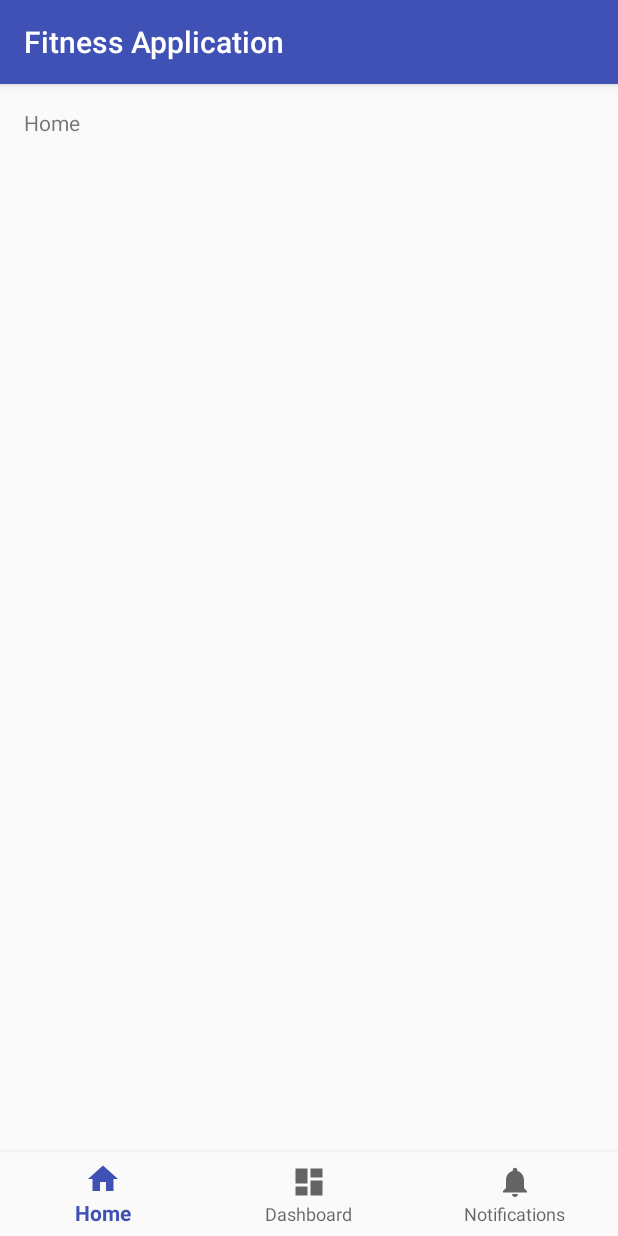
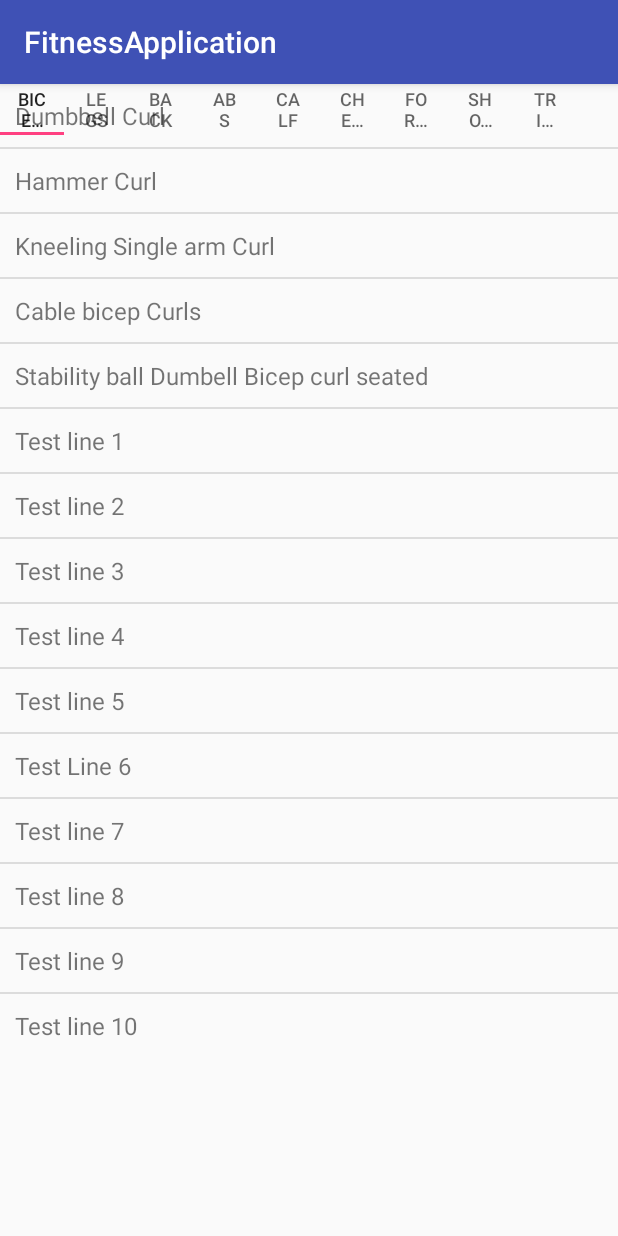
Before and after one commit to Nousername97/Disability-Fitness-App, an Android app: the screen it shows after launch (MainActivity), on a phone screen of 412 x 824 dp. Run offline under Robolectric (Android 15) with nearby library versions, the phone set to English and light mode, and no system bars.

Commit message:
Updated with working main page

```diff
--- a/FitnessApplication/app/build.gradle
+++ b/FitnessApplication/app/build.gradle
@@ -9,7 +9,6 @@ android {
         versionCode 1
         versionName "1.0"
         testInstrumentationRunner "android.support.test.runner.AndroidJUnitRunner"
-        vectorDrawables.useSupportLibrary= true
     }
     buildTypes {
         release {
@@ -22,10 +21,9 @@ android {
 dependencies {
     implementation fileTree(dir: 'libs', include: ['*.jar'])
     implementation 'com.android.support:appcompat-v7:26.1.0'
-    implementation 'com.android.support:design:26.1.0'
     implementation 'com.android.support.constraint:constraint-layout:1.0.2'
-    implementation 'com.android.support:support-vector-drawable:26.1.0'
     testImplementation 'junit:junit:4.12'
     androidTestImplementation 'com.android.support.test:runner:1.0.1'
     androidTestImplementation 'com.android.support.test.espresso:espresso-core:3.0.1'
+    implementation 'com.android.support:design:26.1.0'
 }
--- a/FitnessApplication/app/src/main/AndroidManifest.xml
+++ b/FitnessApplication/app/src/main/AndroidManifest.xml
@@ -9,9 +9,7 @@
         android:roundIcon="@mipmap/ic_launcher_round"
         android:supportsRtl="true"
         android:theme="@style/AppTheme">
-        <activity
-            android:name=".MainActivity"
-            android:label="@string/app_name">
+        <activity android:name=".MainActivity">
             <intent-filter>
                 <action android:name="android.intent.action.MAIN" />
 
--- a/FitnessApplication/app/src/main/java/com/example/chris/fitnessapplication/MainActivity.java
+++ b/FitnessApplication/app/src/main/java/com/example/chris/fitnessapplication/MainActivity.java
@@ -1,44 +1,39 @@
 package com.example.chris.fitnessapplication;
 
+import android.app.LauncherActivity;
+import android.support.design.widget.TabItem;
+import android.support.design.widget.TabLayout;
+import android.support.v7.app.AppCompatActivity;
 import android.os.Bundle;
-import android.support.annotation.NonNull;
-import android.support.design.widget.BottomNavigationView;
-import android.support.v7.app.AppCompatActivity;
-import android.view.MenuItem;
-import android.widget.TextView;
+import android.widget.AdapterView;
+import android.widget.ArrayAdapter;
+import android.widget.ListView;
+import android.widget.TableLayout;
+
+import java.util.ArrayList;
+import java.util.Arrays;
+
 
 public class MainActivity extends AppCompatActivity {
-
-    private TextView mTextMessage;
-
-    private BottomNavigationView.OnNavigationItemSelectedListener mOnNavigationItemSelectedListener
-            = new BottomNavigationView.OnNavigationItemSelectedListener() {
-
-        @Override
-        public boolean onNavigationItemSelected(@NonNull MenuItem item) {
-            switch (item.getItemId()) {
-                case R.id.navigation_home:
-                    mTextMessage.setText(R.string.title_home);
-                    return true;
-                case R.id.navigation_dashboard:
-                    mTextMessage.setText(R.string.title_dashboard);
-                    return true;
-                case R.id.navigation_notifications:
-                    mTextMessage.setText(R.string.title_notifications);
-                    return true;
-            }
-            return false;
-        }
-    };
+    private ListView ExersizeList ;
+    private ArrayAdapter<String> listAdapter ;
 
     @Override
     protected void onCreate(Bundle savedInstanceState) {
         super.onCreate(savedInstanceState);
         setContentView(R.layout.activity_main);
+        ExersizeList = (ListView) findViewById(R.id.ExersizeList);
+        String[] bicepsArray = new String[] {"Dumbbell Curl", "Hammer Curl", "Kneeling Single arm Curl",
+                "Cable bicep Curls", "Stability ball Dumbell Bicep curl seated",
+                "Test line 1", "Test line 2", "Test line 3", "Test line 4", "Test line 5",
+                "Test Line 6", "Test line 7", "Test line 8", "Test line 9", "Test line 10" };
+        ArrayList<String> exersizeList = new ArrayList<String>();
+        exersizeList.addAll(Arrays.asList(bicepsArray));
+        listAdapter = new ArrayAdapter<String>(MainActivity.this, R.layout.simplerow, exersizeList);
+        ExersizeList.setAdapter( listAdapter );
 
-        mTextMessage = (TextView) findViewById(R.id.message);
-        BottomNavigationView navigation = (BottomNavigationView) findViewById(R.id.navigation);
-        navigation.setOnNavigationItemSelectedListener(mOnNavigationItemSelectedListener);
+
     }
 
+
 }
--- a/FitnessApplication/app/src/main/res/layout/activity_main.xml
+++ b/FitnessApplication/app/src/main/res/layout/activity_main.xml
@@ -2,32 +2,86 @@
 <android.support.constraint.ConstraintLayout xmlns:android="http://schemas.android.com/apk/res/android"
     xmlns:app="http://schemas.android.com/apk/res-auto"
     xmlns:tools="http://schemas.android.com/tools"
-    android:id="@+id/container"
     android:layout_width="match_parent"
     android:layout_height="match_parent"
     tools:context="com.example.chris.fitnessapplication.MainActivity">
+    <RelativeLayout
+        android:layout_width="match_parent"
+        android:layout_height="match_parent">
 
-    <TextView
-        android:id="@+id/message"
-        android:layout_width="wrap_content"
-        android:layout_height="wrap_content"
-        android:layout_marginLeft="@dimen/activity_horizontal_margin"
-        android:layout_marginStart="@dimen/activity_horizontal_margin"
-        android:layout_marginTop="@dimen/activity_vertical_margin"
-        android:text="@string/title_home"
-        app:layout_constraintLeft_toLeftOf="parent"
-        app:layout_constraintTop_toTopOf="parent" />
+        <android.support.design.widget.TabLayout
 
-    <android.support.design.widget.BottomNavigationView
-        android:id="@+id/navigation"
-        android:layout_width="0dp"
-        android:layout_height="wrap_content"
-        android:layout_marginEnd="0dp"
-        android:layout_marginStart="0dp"
-        android:background="?android:attr/windowBackground"
-        app:layout_constraintBottom_toBottomOf="parent"
-        app:layout_constraintLeft_toLeftOf="parent"
-        app:layout_constraintRight_toRightOf="parent"
-        app:menu="@menu/navigation" />
+            android:layout_width="385dp"
+            android:layout_height="34dp"
+
+            tools:layout_editor_absoluteX="0dp"
+            tools:layout_editor_absoluteY="0dp"
+            android:id="@+id/FitnessTabs">
+
+            <android.support.design.widget.TabItem
+                android:id="@+id/Tab_Biceps"
+                android:layout_width="wrap_content"
+                android:layout_height="wrap_content"
+                android:text="@string/biceps" />
+
+            <android.support.design.widget.TabItem
+                android:id="@+id/tab_Legs"
+                android:layout_width="wrap_content"
+                android:layout_height="wrap_content"
+                android:text="@string/legs" />
+
+            <android.support.design.widget.TabItem
+                android:id="@+id/tab_Back"
+                android:layout_width="wrap_content"
+                android:layout_height="wrap_content"
+                android:text="@string/back" />
+
+            <android.support.design.widget.TabItem
+                android:id="@+id/tab_Abs"
+                android:layout_width="wrap_content"
+                android:layout_height="wrap_content"
+                android:text="@string/abs" />
+
+            <android.support.design.widget.TabItem
+                android:id="@+id/tab_Calf"
+                android:layout_width="wrap_content"
+                android:layout_height="wrap_content"
+                android:text="@string/calf" />
+
+            <android.support.design.widget.TabItem
+                android:id="@+id/tab_Chest"
+                android:layout_width="wrap_content"
+                android:layout_height="wrap_content"
+                android:text="@string/chest" />
+
+            <android.support.design.widget.TabItem
+                android:id="@+id/tab_Forearm"
+                android:layout_width="wrap_content"
+                android:layout_height="wrap_content"
+                android:text="@string/forearms" />
+
+            <android.support.design.widget.TabItem
+                android:id="@+id/tab_Shoulder"
+                android:layout_width="wrap_content"
+                android:layout_height="wrap_content"
+                android:text="@string/shoulders" />
+
+            <android.support.design.widget.TabItem
+                android:id="@+id/tab_Triceps"
+                android:layout_width="wrap_content"
+                android:layout_height="wrap_content"
+                android:text="@string/triceps" />
+
+        </android.support.design.widget.TabLayout>
+
+        <ListView
+            android:id="@+id/ExersizeList"
+            android:layout_width="wrap_content"
+            android:layout_height="wrap_content"
+            android:layout_alignParentLeft="true"
+            android:layout_alignParentStart="true"
+            android:layout_alignParentTop="true"
+            android:scrollbars="vertical" />
+    </RelativeLayout>
 
 </android.support.constraint.ConstraintLayout>
--- /dev/null
+++ b/FitnessApplication/app/src/main/res/layout/simplerow.xml
@@ -0,0 +1,7 @@
+<TextView xmlns:android="http://schemas.android.com/apk/res/android"
+    android:id="@+id/rowTextView"
+    android:layout_width="fill_parent"
+    android:layout_height="wrap_content"
+    android:padding="10dp"
+    android:textSize="16sp" >
+</TextView>
--- a/FitnessApplication/app/src/main/res/values/strings.xml
+++ b/FitnessApplication/app/src/main/res/values/strings.xml
@@ -1,6 +1,13 @@
 <resources>
-    <string name="app_name">Fitness Application</string>
-    <string name="title_home">Home</string>
-    <string name="title_dashboard">Dashboard</string>
-    <string name="title_notifications">Notifications</string>
+    <string name="app_name">FitnessApplication</string>
+    <string name="biceps">Biceps</string>
+    <string name="legs">Legs</string>
+    <string name="back">Back</string>
+    <string name="abs">Abs</string>
+    <string name="calf">calf</string>
+    <string name="chest">chest</string>
+    <string name="forearms">forearms</string>
+    <string name="shoulders">Shoulders</string>
+    <string name="triceps">Triceps</string>
+    <string name="tab9">Tab9</string>
 </resources>
```
Also changed, not shown: FitnessApplication/app/src/main/java/com/example/chris/fitnessapplication/exersizeTemplate.java (added, +8 -0 lines), FitnessApplication/app/src/main/res/layout/exersizetemplate.xml (added, +36 -0 lines), FitnessApplication/gradle/wrapper/gradle-wrapper.properties.
